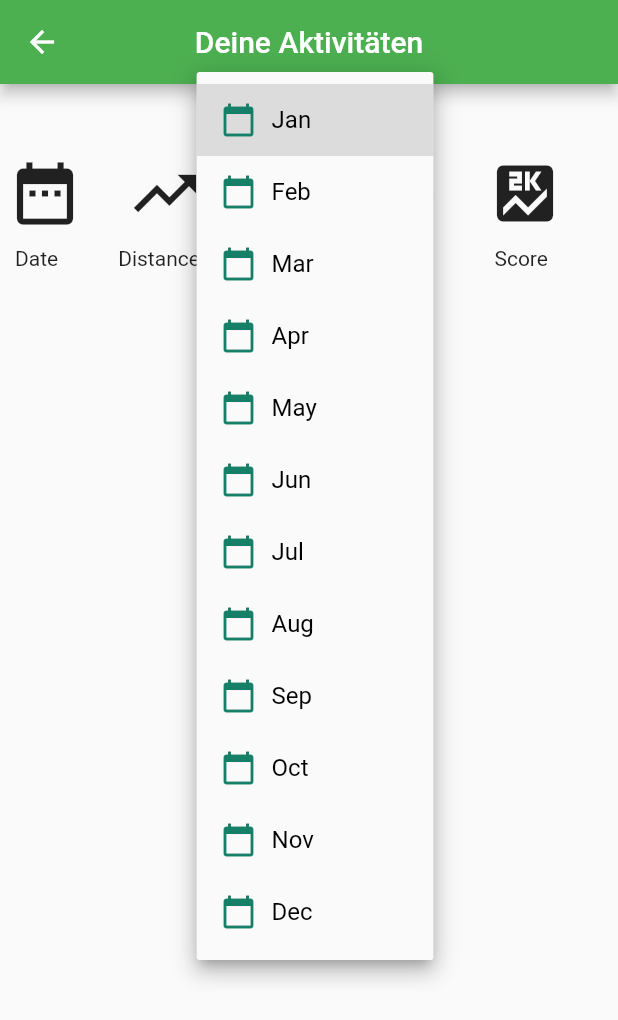
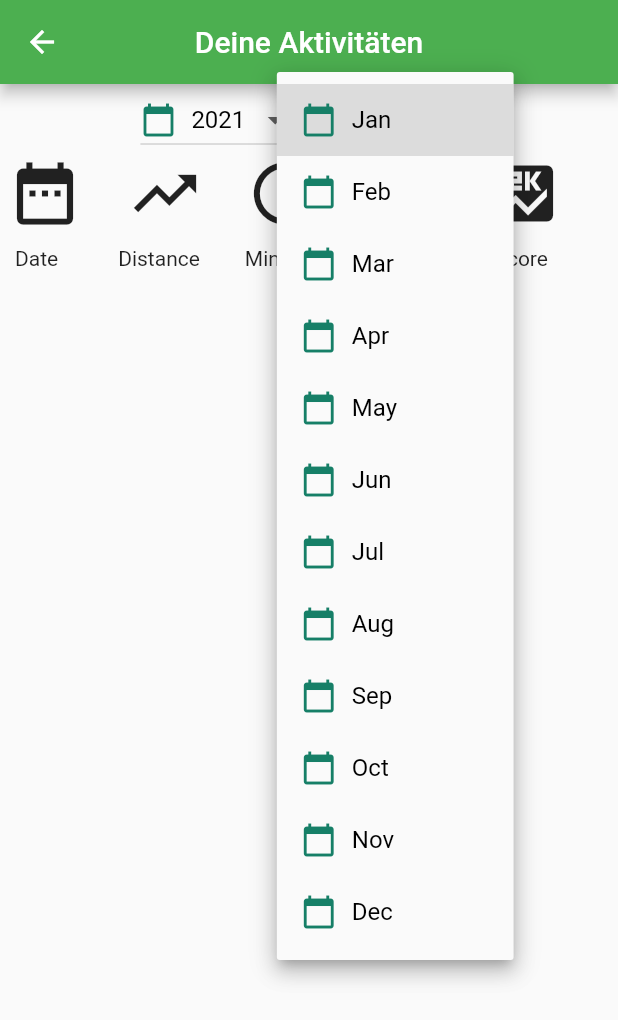
Before and after one commit to daniyalsajid/UBT, a Flutter app: the Weekprogress screen opened directly, after a tap on "Select Month", on a phone screen of 412 x 824 dp. Shown: the top 1020 px of the screen. Run offline on Flutter 3.47's test engine with Material 2 defaults, Android fonts, the phone set to English and light mode, and no system bars; our stand-ins replace charts_flutter, date_field, firebase_auth, firebase_core, firebase_database, fluttertoast and 1 more; missing offline and left inert: firebase_auth_web, firebase_core_web, flutter_circular_chart, flutter_picker, owesome_validator; accounts and stored records are empty.

Commit message:
week progress year added

```diff
--- a/lib/screens/progress_screens/week_progress.dart
+++ b/lib/screens/progress_screens/week_progress.dart
@@ -22,6 +22,7 @@ class _WeekprogressState extends State<Weekprogress> {
   Item selectedUser;
   String userSelectedValue;
   String selectedMonthNumber;
+  String userSelectedYear = "2021";
   // FirebaseAnimatedList userentry;
   List<String> users = <String>[
     'Jan',
@@ -37,6 +38,12 @@ class _WeekprogressState extends State<Weekprogress> {
     'Nov',
     'Dec',
   ];
+
+  List<String> years = <String>[
+    '2021',
+    '2020',
+  ];
+
   Query _ref;
 
   @override
@@ -65,7 +72,7 @@ class _WeekprogressState extends State<Weekprogress> {
         query: FirebaseDatabase.instance
             .reference()
             .child(uploadAuth)
-            .child('2020')
+            .child(userSelectedYear)
             .child(month),
         sort: (DataSnapshot a, DataSnapshot b) => b.key.compareTo(a.key),
         itemBuilder: (BuildContext context, DataSnapshot snapshot,
@@ -179,6 +186,42 @@ class _WeekprogressState extends State<Weekprogress> {
             Row(
               mainAxisAlignment: MainAxisAlignment.center,
               children: [
+                Flexible(
+                  child: DropdownButton(
+                    hint: Text('Select year'),
+                    value: userSelectedYear,
+                    onChanged: (value) {
+                      setState(
+                        () {
+                          userSelectedYear = value;
+                        },
+                      );
+                    },
+                    items: years.map((String year) {
+                      return DropdownMenuItem<String>(
+                        value: year,
+                        // Row to Cloumn
+                        child: Row(
+                          children: <Widget>[
+                            Icon(Icons.calendar_today,
+                                color: Color(0xFF167F67)),
+                            SizedBox(
+                              width: 10,
+                            ),
+                            Text(
+                              year,
+                              style: TextStyle(color: Colors.black),
+                            ),
+                            //
+                          ],
+                        ),
+                      );
+                    }).toList(),
+                  ),
+                ),
+                SizedBox(
+                  width: 5,
+                ),
                 DropdownButton(
                   hint: Text('Select Month'),
                   value: userSelectedValue,
```
